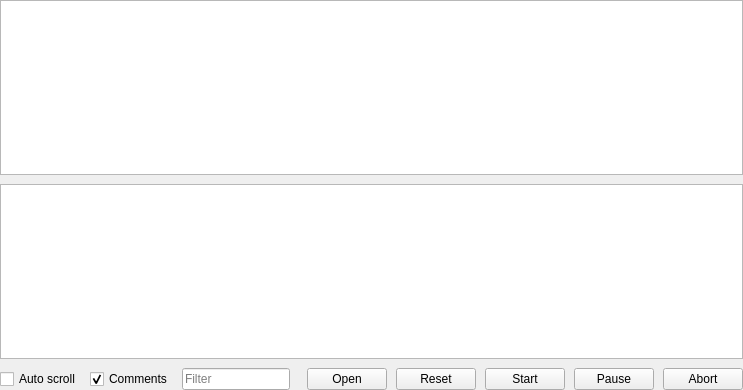
The window that src/gpilot/ui/forms/partials/main/partmainprogram.ui (etet100/AstroCore-GCode-Sender) describes before a commit, drawn with Qt 5.
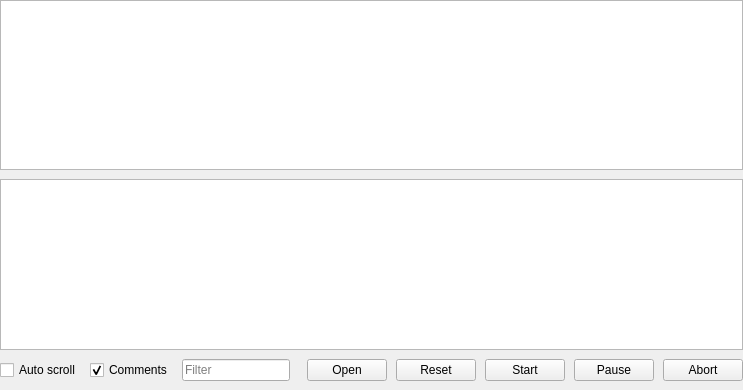
The same window after the commit. Custom widgets are drawn as their Qt base class.

```diff
--- a/src/gpilot/ui/forms/partials/main/partmainprogram.ui
+++ b/src/gpilot/ui/forms/partials/main/partmainprogram.ui
@@ -27,7 +27,7 @@
     <number>0</number>
    </property>
    <property name="bottomMargin">
-    <number>0</number>
+    <number>9</number>
    </property>
    <item>
     <layout class="QVBoxLayout" name="verticalLayout_21">
```
